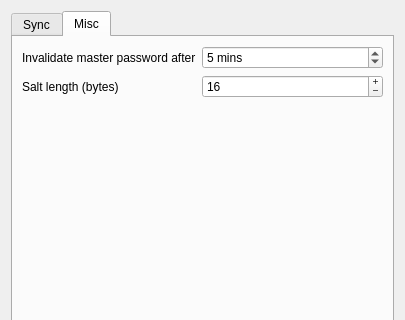
Old version of the form ctSESAM/optionsdialog.ui in the repository 607011/Qt-SESAM; both pictures show x 0 to 405 and y 0 to 320 of the 405 by 498 pixel window.
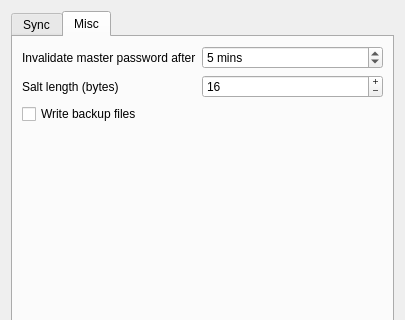
New version of the form. The open tabs and pages were chosen to show the change.

Commit message: Can write backup optionally.

What changed in the file:
```diff
--- a/ctSESAM/optionsdialog.ui
+++ b/ctSESAM/optionsdialog.ui
@@ -324,6 +324,13 @@
            </property>
           </widget>
          </item>
+         <item row="2" column="0">
+          <widget class="QCheckBox" name="writeBackupsCheckBox">
+           <property name="text">
+            <string>Write backup files</string>
+           </property>
+          </widget>
+         </item>
         </layout>
        </item>
        <item>
```
The commit also changes 3 other files.
